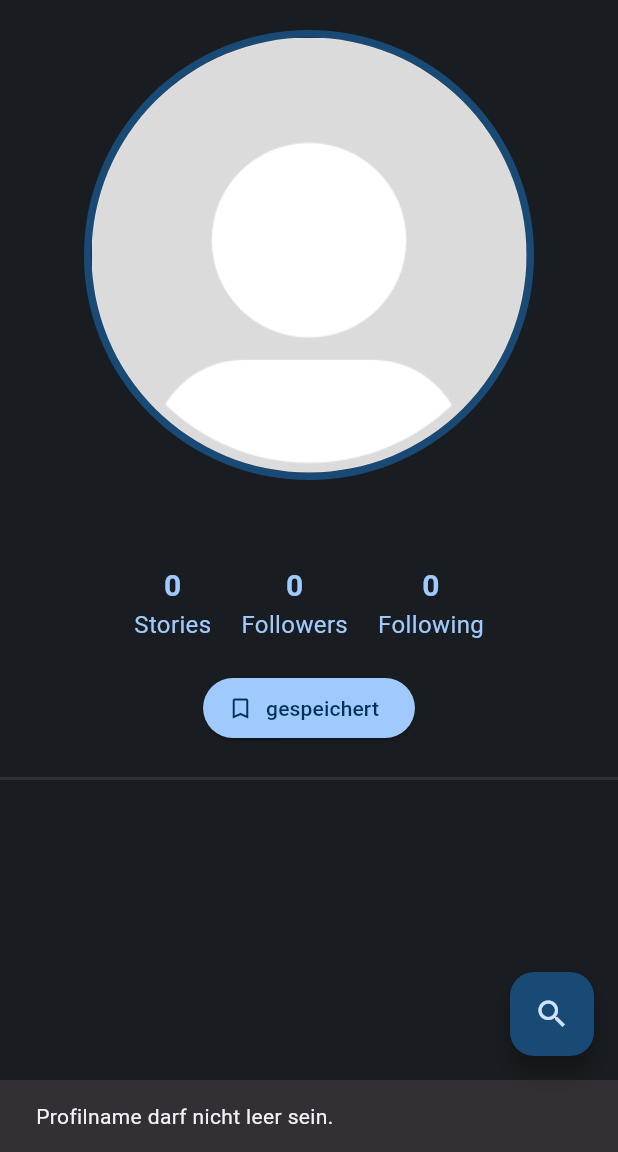
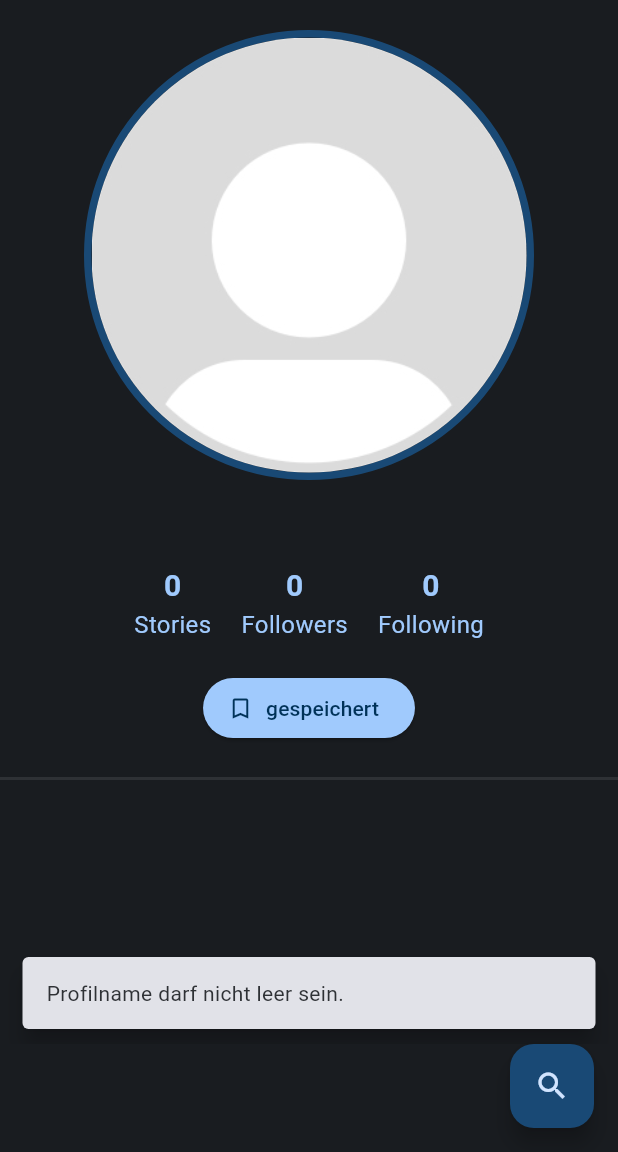
Before and after one commit to Anas-Dora/Anastagram, a Flutter app: the screen it shows after launch, after a tap on "Speichern", on a phone screen of 412 x 824 dp, the part 84-1236 px from its top. Run offline on Flutter 3.47's test engine with Material 3 defaults, Android fonts, the phone set to English and light mode, and no system bars; our stand-ins replace hive, hive_flutter, timeago, video_player; accounts and stored records are empty.

Commit message:
Enhance SnackBar styling for profile name validation and success messages

```diff
--- a/lib/Pages/home_page.dart
+++ b/lib/Pages/home_page.dart
@@ -1,6 +1,4 @@
 // ignore_for_file: prefer_const_constructors, library_private_types_in_public_api, use_build_context_synchronously
-
-import 'dart:async';
 
 import 'package:anastagram/Widget/DottedLinePainter.dart';
 import 'package:hive/hive.dart';
@@ -63,7 +61,16 @@ class _HomePageState extends State<HomePage> {
 
     if (newName.isEmpty) {
       ScaffoldMessenger.of(context).showSnackBar(
-        const SnackBar(content: Text('Profilname darf nicht leer sein.')),
+        SnackBar(
+          content: const Text(
+            'Profilname darf nicht leer sein.',
+            style: TextStyle(color: Color(0xff2e3135)),
+          ),
+          backgroundColor: Color(0xffe1e2e8),
+          behavior: SnackBarBehavior.floating,
+
+          duration: Duration(seconds: 2),
+        ),
       );
       setState(() {
         isSaved = false;
@@ -73,8 +80,15 @@ class _HomePageState extends State<HomePage> {
 
     if (nameExists) {
       ScaffoldMessenger.of(context).showSnackBar(
-        const SnackBar(
-          content: Text('Ein Profil mit diesem Namen existiert bereits.'),
+        SnackBar(
+          content: Text(
+            'Ein Profil mit diesem Namen existiert bereits.',
+            style: TextStyle(color: Color(0xff2e3135)),
+          ),
+          backgroundColor: Color(0xffe1e2e8),
+          behavior: SnackBarBehavior.floating,
+
+          duration: Duration(seconds: 2),
         ),
       );
       setState(() {
@@ -89,11 +103,29 @@ class _HomePageState extends State<HomePage> {
         isSaved = true;
       });
       ScaffoldMessenger.of(context).showSnackBar(
-        SnackBar(content: Text('Profil "$newName" erfolgreich gespeichert!')),
+        SnackBar(
+          content: Text(
+            'Profil "$newName" erfolgreich gespeichert!',
+            style: TextStyle(color: Color(0xff2e3135)),
+          ),
+          backgroundColor: Color(0xffe1e2e8),
+          behavior: SnackBarBehavior.floating,
+
+          duration: Duration(seconds: 2),
+        ),
       );
     } catch (e) {
       ScaffoldMessenger.of(context).showSnackBar(
-        SnackBar(content: Text('Fehler beim Speichern des Profils: $e')),
+        SnackBar(
+          content: Text(
+            'Fehler beim Speichern des Profils: $e',
+            style: TextStyle(color: Color(0xff2e3135)),
+          ),
+          backgroundColor: Color(0xffe1e2e8),
+          behavior: SnackBarBehavior.floating,
+
+          duration: Duration(seconds: 2),
+        ),
       );
       setState(() {
         isSaved = false;
@@ -109,9 +141,37 @@ class _HomePageState extends State<HomePage> {
     bool nameExists = userData.profiles.any((p) => p.name == newName);
     saveText = "Speichern";
 
+    if (newName.isEmpty) {
+      ScaffoldMessenger.of(context).showSnackBar(
+        SnackBar(
+          content: Text(
+            'Profilname darf nicht leer sein.',
+            style: TextStyle(color: Color(0xff2e3135)),
+          ),
+          backgroundColor: Color(0xffe1e2e8),
+          behavior: SnackBarBehavior.floating,
+
+          duration: Duration(seconds: 2),
+        ),
+      );
+      setState(() {
+        isSaved = false;
+      });
+      return;
+    }
+
     if (!nameExists) {
       ScaffoldMessenger.of(context).showSnackBar(
-        const SnackBar(content: Text('Profil nicht gespeichert.')),
+        SnackBar(
+          content: Text(
+            'Profil nicht gespeichert.',
+            style: TextStyle(color: Color(0xff2e3135)),
+          ),
+          backgroundColor: Color(0xffe1e2e8),
+          behavior: SnackBarBehavior.floating,
+
+          duration: Duration(seconds: 2),
+        ),
       );
       setState(() {
         isSaved = false;
@@ -125,7 +185,16 @@ class _HomePageState extends State<HomePage> {
       isSaved = false;
     });
     ScaffoldMessenger.of(context).showSnackBar(
-      SnackBar(content: Text('Profil "$newName" erfolgreich entfernt!')),
+      SnackBar(
+        content: Text(
+          'Profil "$newName" erfolgreich entfernt!',
+          style: TextStyle(color: Color(0xff2e3135)),
+        ),
+        backgroundColor: Color(0xffe1e2e8),
+        behavior: SnackBarBehavior.floating,
+
+        duration: Duration(seconds: 2),
+      ),
     );
   }
 
@@ -176,6 +245,7 @@ class _HomePageState extends State<HomePage> {
       mediaItems.clear();
       isPrivate = false;
       isSaved = false;
+      saveText = "Speichern";
     });
   }
 
--- a/lib/Pages/pages.dart
+++ b/lib/Pages/pages.dart
@@ -19,7 +19,7 @@ class _PagesState extends State<Pages> {
     duration: const Duration(milliseconds: 900),
     content: const Text(
       'Kopiert',
-      style: TextStyle(fontWeight: FontWeight.bold, color: Color(0xff0b0e13)),
+      style: TextStyle(fontWeight: FontWeight.bold, color: Color(0xff2e3135)),
       textAlign: TextAlign.center,
     ),
     behavior: SnackBarBehavior.floating,
```
